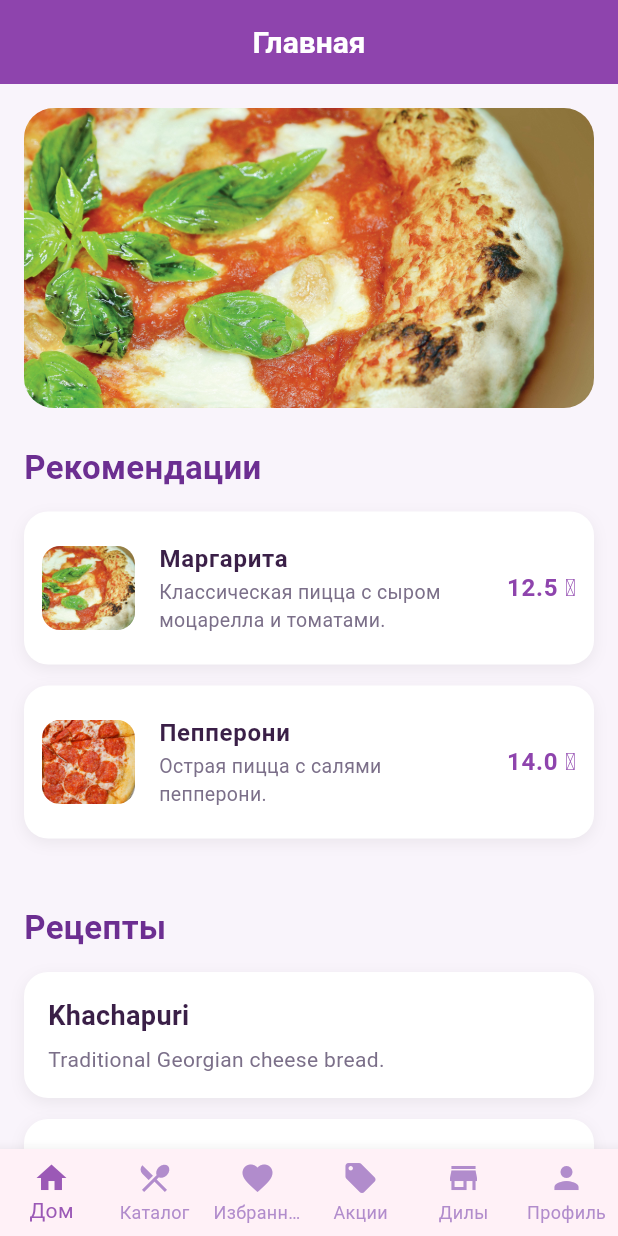
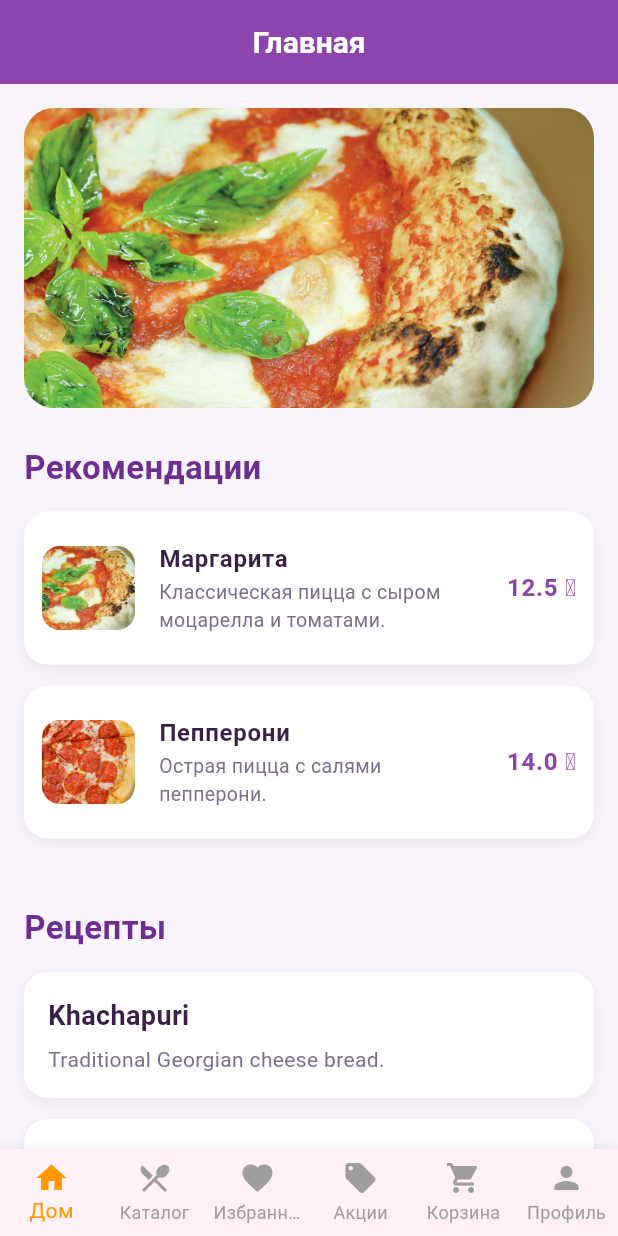
Before and after one commit to AndreyFish/gourmet_hub, a Flutter app: the screen it shows after launch, on a phone screen of 412 x 824 dp. Run offline on Flutter 3.47's test engine with Material 3 defaults, Android fonts, the phone set to English and light mode, and no system bars.

Commit message:
feat: полностью рабочая корзина (cart screen, provider, badge, +/−, оформление) (#3)
Co-authored-by: «Uncle_Bee» <afrol95300@gmail.com>

```diff
--- a/lib/features/home/view/home_screen.dart
+++ b/lib/features/home/view/home_screen.dart
@@ -160,7 +160,7 @@ class HomeScreen extends StatelessWidget {
                   borderRadius: BorderRadius.circular(16),
                   boxShadow: [
                     BoxShadow(
-                      color: Colors.black.withOpacity(0.06),
+                      color: Colors.black.withAlpha(15), // вместо withOpacity(0.06)
                       blurRadius: 8,
                       offset: const Offset(0, 3),
                     ),
--- a/lib/main_page.dart
+++ b/lib/main_page.dart
@@ -1,10 +1,14 @@
 import 'package:flutter/material.dart';
-import 'features/home/view/home_page.dart';
-import 'features/catalog/view/catalog_screen.dart';
-import 'features/favorites/view/favorites_screen.dart';
-import 'features/offers/view/offers_screen.dart';
-import 'features/deals/view/deals_screen.dart';
-import 'features/profile/view/profile_screen.dart';
+import 'package:provider/provider.dart';
+
+import 'package:gourmet_hub/providers/cart_provider.dart';            // ← package стиль
+
+import 'package:gourmet_hub/features/home/view/home_page.dart';
+import 'package:gourmet_hub/features/catalog/view/catalog_screen.dart';
+import 'package:gourmet_hub/features/favorites/view/favorites_screen.dart';
+import 'package:gourmet_hub/features/offers/view/offers_screen.dart';
+import 'package:gourmet_hub/features/cart/view/cart_screen.dart';        // ← package стиль
+import 'package:gourmet_hub/features/profile/view/profile_screen.dart';
 
 class MainPage extends StatefulWidget {
   const MainPage({super.key});
@@ -17,13 +21,33 @@ class _MainPageState extends State<MainPage> {
   int _index = 0;
 
   final screens = [
-    HomePage(),   // ← ИСПРАВЛЕНО
+    HomePage(),
     CatalogScreen(),
     FavoritesScreen(),
     OffersScreen(),
-    DealsScreen(),
+    CartScreen(),         // ← теперь 100% найдёт
     ProfileScreen(),
   ];
+
+  Widget _cartIconWithBadge() {
+    final count = context.watch<CartProvider>().totalItems;
+    return Stack(
+      children: [
+        const Icon(Icons.shopping_cart),
+        if (count > 0)
+          Positioned(
+            right: 0,
+            top: 0,
+            child: Container(
+              padding: const EdgeInsets.all(3),
+              decoration: const BoxDecoration(color: Colors.red, shape: BoxShape.circle),
+              constraints: const BoxConstraints(minWidth: 20, minHeight: 20),
+              child: Text('$count', style: const TextStyle(color: Colors.white, fontSize: 12, fontWeight: FontWeight.bold)),
+            ),
+          ),
+      ],
+    );
+  }
 
   @override
   Widget build(BuildContext context) {
@@ -32,13 +56,16 @@ class _MainPageState extends State<MainPage> {
       bottomNavigationBar: BottomNavigationBar(
         currentIndex: _index,
         onTap: (i) => setState(() => _index = i),
-        items: const [
-          BottomNavigationBarItem(icon: Icon(Icons.home), label: "Дом"),
-          BottomNavigationBarItem(icon: Icon(Icons.restaurant_menu), label: "Каталог"),
-          BottomNavigationBarItem(icon: Icon(Icons.favorite), label: "Избранное"),
-          BottomNavigationBarItem(icon: Icon(Icons.local_offer), label: "Акции"),
-          BottomNavigationBarItem(icon: Icon(Icons.store), label: "Дилы"),
-          BottomNavigationBarItem(icon: Icon(Icons.person), label: "Профиль"),
+        type: BottomNavigationBarType.fixed,
+        selectedItemColor: const Color(0xFFFF9800),
+        unselectedItemColor: Colors.grey,
+        items: [
+          const BottomNavigationBarItem(icon: Icon(Icons.home), label: "Дом"),
+          const BottomNavigationBarItem(icon: Icon(Icons.restaurant_menu), label: "Каталог"),
+          const BottomNavigationBarItem(icon: Icon(Icons.favorite), label: "Избранное"),
+          const BottomNavigationBarItem(icon: Icon(Icons.local_offer), label: "Акции"),
+          BottomNavigationBarItem(icon: _cartIconWithBadge(), label: "Корзина"),
+          const BottomNavigationBarItem(icon: Icon(Icons.person), label: "Профиль"),
         ],
       ),
     );
--- /dev/null
+++ b/lib/models/cart_item.dart
@@ -0,0 +1,17 @@
+import 'package:gourmet_hub/models/dish.dart';
+
+class CartItem {
+  final Dish dish;
+  int quantity;
+
+  CartItem({required this.dish, this.quantity = 1});
+
+  double get totalPrice => dish.price * quantity;
+
+  CartItem copyWith({int? quantity}) {
+    return CartItem(
+      dish: dish,
+      quantity: quantity ?? this.quantity,
+    );
+  }
+}
--- a/pubspec.yaml
+++ b/pubspec.yaml
@@ -34,6 +34,8 @@ dependencies:
   # The following adds the Cupertino Icons font to your application.
   # Use with the CupertinoIcons class for iOS style icons.
   cupertino_icons: ^1.0.8
+  provider: ^6.1.2
+
 
 dev_dependencies:
   flutter_test:
```
Also changed, not shown: lib/providers/cart_provider.dart (added, +40 -0 lines), lib/features/cart/view/cart_screen.dart (added), pubspec.lock.
